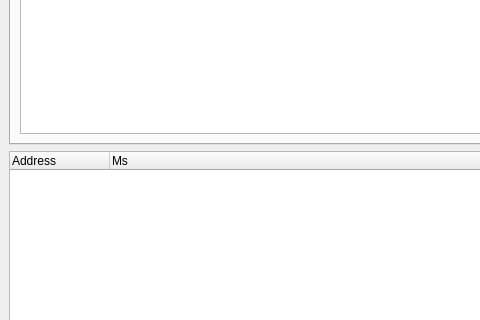
Old version of the form src/platform/qt/profiler/ProfilerView.ui in the repository doomhack/mgba; both pictures show x 0 to 480 and y 160 to 480 of the 843 by 637 pixel window.
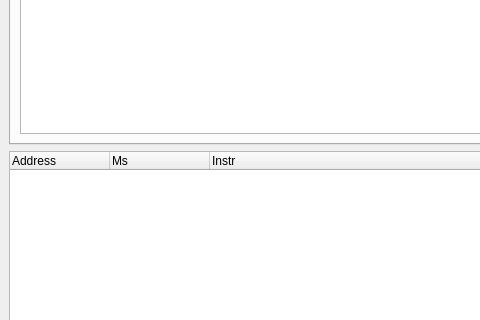
New version of the form.

Commit message: Profiler: Snapshot of prototype work in progress

Patch:
```diff
--- a/src/platform/qt/profiler/ProfilerView.ui
+++ b/src/platform/qt/profiler/ProfilerView.ui
@@ -124,7 +124,7 @@
       <item>
        <widget class="QTreeWidget" name="instructionCounts">
         <property name="columnCount">
-         <number>2</number>
+         <number>3</number>
         </property>
         <column>
          <property name="text">
@@ -136,6 +136,11 @@
           <string notr="true">Ms</string>
          </property>
         </column>
+		<column>
+         <property name="text">
+          <string notr="true">Instr</string>
+         </property>
+        </column>
        </widget>
       </item>
      </layout>
```
The commit also changes 11 other files.
